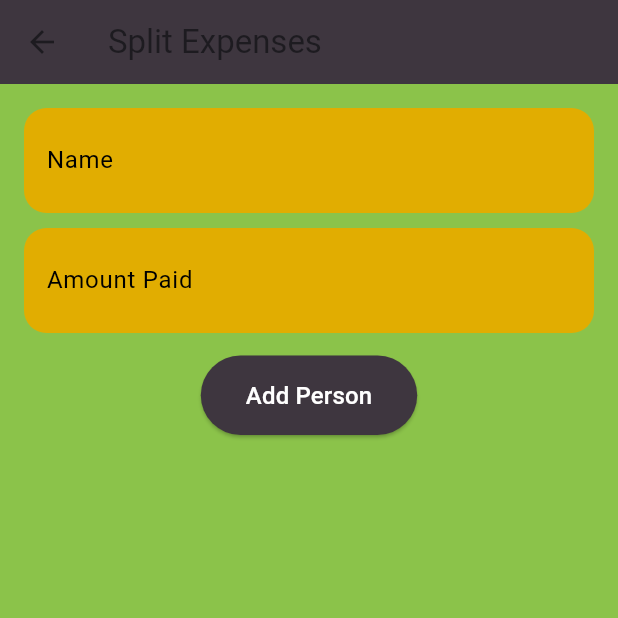
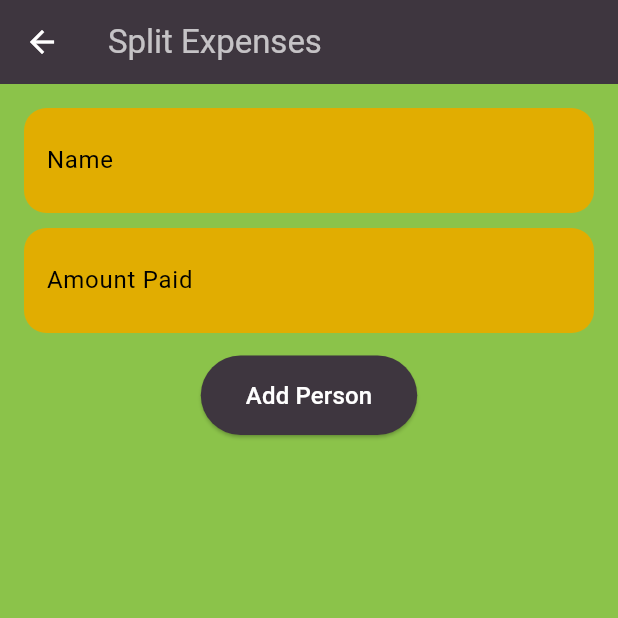
Before and after one commit to ADITISONIC/Bill-splitting-app, a Flutter app: the SplitExpensesPage screen opened directly, on a phone screen of 412 x 824 dp, the top half of it. Run offline on Flutter 3.47's test engine with Material 3 defaults, Android fonts, the phone set to English and light mode, and no system bars; our stand-ins replace firebase_auth, firebase_core, google_fonts; accounts and stored records are empty.

Commit message:
ui updated

```diff
--- a/lib/split_expenses.dart
+++ b/lib/split_expenses.dart
@@ -69,8 +69,10 @@ class _SplitExpensesPageState extends State<SplitExpensesPage> {
     return Scaffold(
       backgroundColor: Colors.lightGreen, // Page Background
       appBar: AppBar(
-        title: Text("Split Expenses"),
-        backgroundColor: Color(0xFF3E363F), // AppBar Color
+        title: Text("Split Expenses",style: TextStyle(color:Colors.white70),),
+        backgroundColor: Color(0xFF3E363F),
+        iconTheme: IconThemeData(color: Colors.white),
+       // AppBar Color
       ),
       body: Padding(
         padding: EdgeInsets.all(16.0),
```
